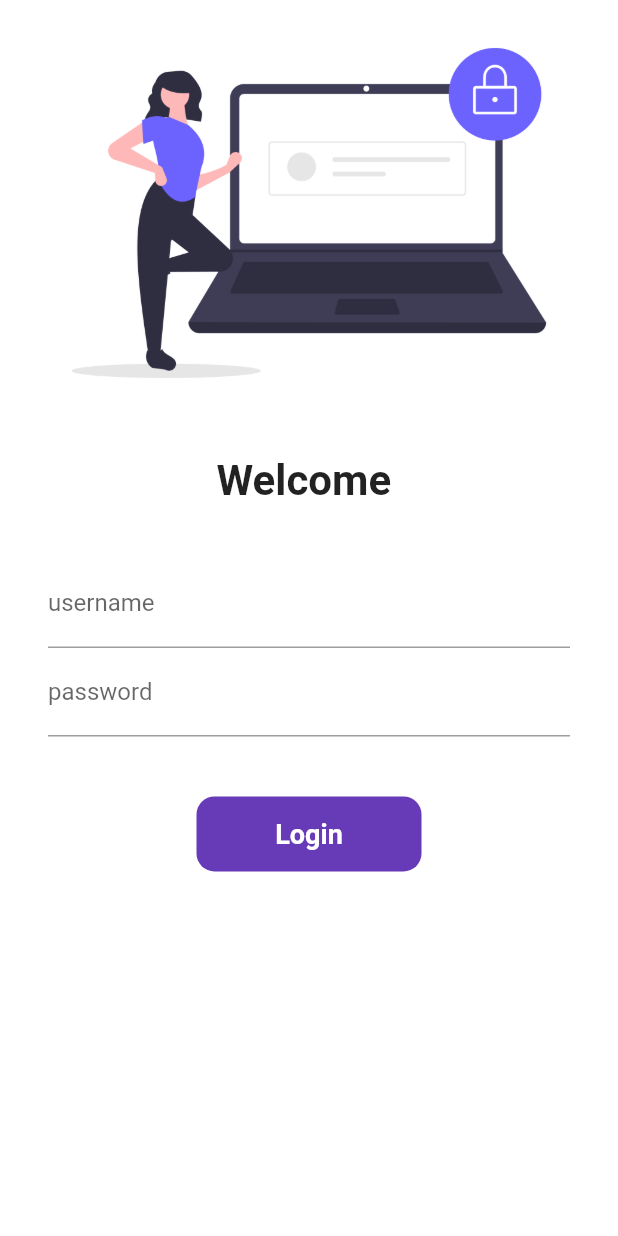
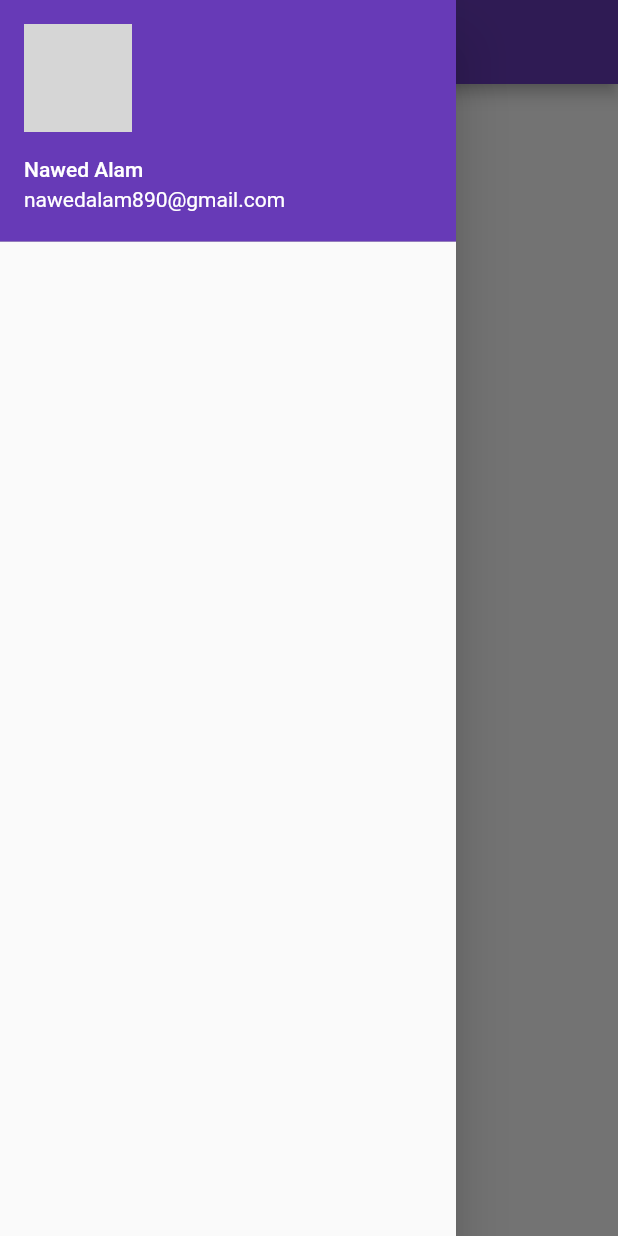
Before and after one commit to nawed-alam/flutter_catlog, a Flutter app: the screen it shows after launch, with the side drawer open (before the commit the screen has no drawer), on a phone screen of 412 x 824 dp. Run offline on Flutter 3.47's test engine with Material 2 defaults, Android fonts, the phone set to English and light mode, and no system bars; network calls fail; grey boxes are pictures that could not be loaded.

Commit message:
drawer_day_7

```diff
--- a/lib/main.dart
+++ b/lib/main.dart
@@ -21,7 +21,7 @@ class MyApp extends StatelessWidget {
       theme: ThemeData(
         primarySwatch: Colors.deepPurple,
       ),
-      initialRoute: "/",
+      initialRoute:  MyRoutes.homeRoute,
      routes: {
       "/":(context) => LoginPage(),
       MyRoutes.homeRoute:(context) => HomePage(),
--- a/lib/pages/home_page.dart
+++ b/lib/pages/home_page.dart
@@ -1,4 +1,6 @@
 import 'package:flutter/material.dart';
+
+import '../widgets/drawer.dart';
 class HomePage extends StatelessWidget {
 
   @override
@@ -12,7 +14,7 @@ class HomePage extends StatelessWidget {
             child: Text("Welcome to first app!"),
           ),
         ),
-        drawer: Drawer(),
+        drawer: MyDrawer(),
       );
   }
 }
--- /dev/null
+++ b/lib/widgets/drawer.dart
@@ -0,0 +1,26 @@
+import 'package:flutter/material.dart';
+
+class MyDrawer extends StatelessWidget {
+
+  @override
+  Widget build(BuildContext context) {
+    final imageurl="https://scontent.fccu2-3.fna.fbcdn.net/v/t39.30808-6/294547951_1757545387914530_1608761366972931872_n.jpg?_nc_cat=111&ccb=1-7&_nc_sid=730e14&_nc_ohc=HMdVpJTQ83gAX8WKVuD&_nc_ht=scontent.fccu2-3.fna&oh=00_AfCka3wkoI0AGJnD7TMnnzgoSDebgRR6B5om753bwVcmUA&oe=63EAF221";
+    return Drawer(
+      child: ListView(
+        children: [
+          DrawerHeader(
+            padding: EdgeInsets.zero,
+            child: UserAccountsDrawerHeader(
+              margin: EdgeInsets.zero,
+              accountName: Text("Nawed Alam"),
+              accountEmail:Text("nawedalam890@gmail.com") ,
+              currentAccountPicture: CircleAvatar(
+                backgroundImage: NetworkImage(imageurl),
+              ),
+              ),
+          )
+        ],
+      ),
+    );
+  }
+}
```
